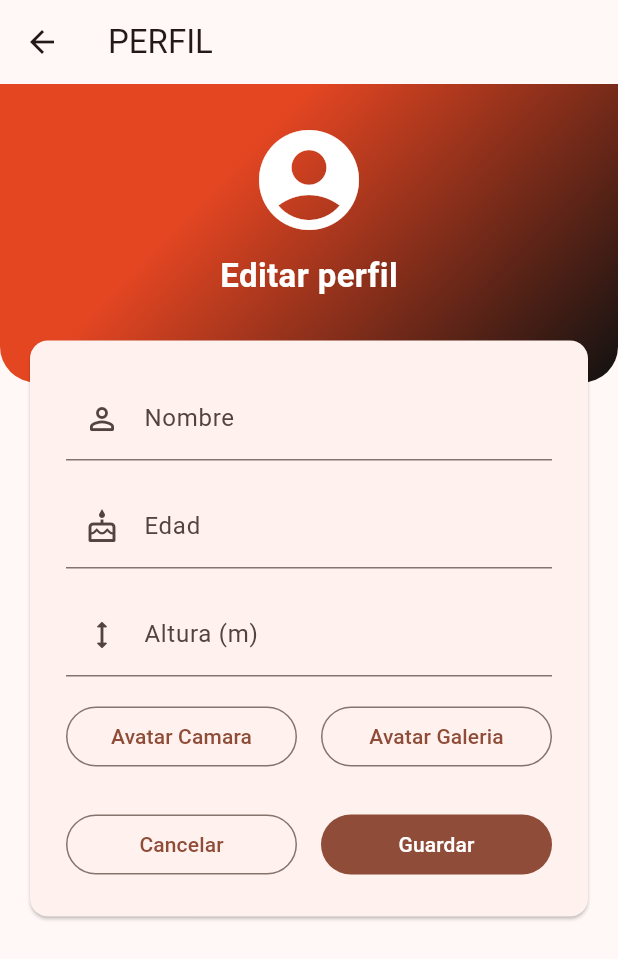
After one commit to AndrewRP06/proyecto_kania3, a Flutter app: the Editprofileview screen opened directly, on a phone screen of 412 x 824 dp. The commit adds this screen. Shown: the top 959 px of the screen. Run offline on Flutter 3.47's test engine with Material 3 defaults, Android fonts, the light colour scheme and no system bars; our stand-ins replace cloud_firestore, firebase_auth, firebase_core, firebase_storage, image_picker; accounts and stored records are empty.

Commit message:
Correciones de codigo

```diff
--- a/lib/Dataholder.dart
+++ b/lib/Dataholder.dart
@@ -1,17 +1,34 @@
 import 'package:firebase_auth/firebase_auth.dart';
 import 'package:cloud_firestore/cloud_firestore.dart';
+import 'package:firebase_storage/firebase_storage.dart';
+import 'package:image_picker/image_picker.dart';
+import 'ObjectsFirebase/Perfil.dart';
+
+class StorageAdmin {
+  final FirebaseStorage _storage = FirebaseStorage.instance;
+
+  Future<String> subirAvatar(XFile fichero) async {
+    final bytes = await fichero.readAsBytes();
+    final fileName = 'avatars/${DateTime.now().millisecondsSinceEpoch}.jpg';
+    final ref = _storage.ref().child(fileName);
+    final uploadTask = await ref.putData(bytes);
+    return await uploadTask.ref.getDownloadURL();
+  }
+}
 
 class Dataholder {
   static final Dataholder _instance = Dataholder._internal();
   factory Dataholder() => _instance;
+  static Dataholder get instance => _instance;
   Dataholder._internal();
 
   User? currentUser;
   Map<String, dynamic>? userData;
+  Perfil perfilUsuario = Perfil();
+  StorageAdmin storageadmin = StorageAdmin();
 
-
-
-  String get name => userData?['name'] ?? currentUser?.displayName ?? 'Piloto SWS';
+  // Convenience getters for user profile
+  String get name => perfilUsuario.name ?? userData?['name'] ?? currentUser?.displayName ?? 'Piloto SWS';
   String get email => userData?['email'] ?? currentUser?.email ?? '';
   String get swsId => userData?['swsId'] ?? 'ES-ITK-${currentUser?.uid.substring(0, 6).toUpperCase() ?? "000000"}';
   String get country => userData?['country'] ?? 'España';
@@ -22,15 +39,17 @@ class Dataholder {
   int get nationalRank => (userData?['nationalRank'] as num?)?.toInt() ?? 0;
   String get rankChange => userData?['rankChange'] ?? '+0 puestos';
 
+  // Load user data from Firestore or initialize default if document doesn't exist
   Future<void> loadUserData() async {
     currentUser = FirebaseAuth.instance.currentUser;
     if (currentUser != null) {
       try {
-        final docRef = FirebaseFirestore.instance.collection('users').doc(currentUser!.uid);
+        final docRef = FirebaseFirestore.instance.collection('Perfiles').doc(currentUser!.uid);
         final docSnap = await docRef.get();
 
         if (docSnap.exists && docSnap.data() != null) {
           userData = docSnap.data();
+          perfilUsuario = Perfil.fromFirestore(userData!, currentUser!.uid);
         } else {
           // Default profile for new user
           userData = {
@@ -40,6 +59,8 @@ class Dataholder {
             'email': currentUser!.email ?? '',
             'swsId': 'ES-ITK-${currentUser!.uid.substring(0, 6).toUpperCase()}',
             'country': 'España',
+            'edad': 25,
+            'altura': 1.75,
             'races': 0,
             'podiums': 0,
             'points': 0,
@@ -49,6 +70,7 @@ class Dataholder {
             'createdAt': FieldValue.serverTimestamp(),
           };
           await docRef.set(userData!);
+          perfilUsuario = Perfil.fromFirestore(userData!, currentUser!.uid);
         }
       } catch (e) {
         // Fallback in case of network issue
@@ -60,5 +82,6 @@ class Dataholder {
     await FirebaseAuth.instance.signOut();
     currentUser = null;
     userData = null;
+    perfilUsuario = Perfil();
   }
 }
--- /dev/null
+++ b/lib/ObjectsFirebase/Perfil.dart
@@ -0,0 +1,38 @@
+import 'package:flutter/material.dart';
+
+class Perfil {
+  String? uid;
+  String? name;
+  int? edad;
+  double? altura;
+  String? urlAvatar;
+  Image? avatar;
+
+  Perfil({
+    this.uid,
+    this.name,
+    this.edad,
+    this.altura,
+    this.urlAvatar,
+    this.avatar,
+  });
+
+  factory Perfil.fromFirestore(Map<String, dynamic> map, String docId) {
+    return Perfil(
+      uid: docId,
+      name: map['name'] as String?,
+      edad: (map['edad'] as num?)?.toInt(),
+      altura: (map['altura'] as num?)?.toDouble(),
+      urlAvatar: map['urlAvatar'] as String?,
+    );
+  }
+
+  Map<String, dynamic> toFirestore() {
+    return {
+      if (name != null) 'name': name,
+      if (edad != null) 'edad': edad,
+      if (altura != null) 'altura': altura,
+      if (urlAvatar != null) 'urlAvatar': urlAvatar,
+    };
+  }
+}
--- /dev/null
+++ b/lib/theme/AppTheme.dart
@@ -0,0 +1,32 @@
+import 'package:flutter/material.dart';
+
+class AppColores {
+  static const Color principal = Color(0xFFE54622);
+  static const Color oscuro = Color(0xFF111111);
+  static const Color cardOscuro = Color(0xFF1B1B1B);
+  static const Color error = Colors.redAccent;
+  static const Color sobrePrincipal = Colors.white;
+  static const Color sobrePrincipalSuave = Colors.white70;
+}
+
+class AppEspacios {
+  static const double xs = 4.0;
+  static const double sm = 8.0;
+  static const double md = 16.0;
+  static const double lg = 24.0;
+  static const double xl = 32.0;
+  static const double iconoGrande = 48.0;
+  static const double anchoFormulario = 400.0;
+}
+
+class AppTextos {
+  static const TextStyle tituloCabecera = TextStyle(
+    color: Colors.white,
+    fontSize: 22,
+    fontWeight: FontWeight.bold,
+  );
+}
+
+class AppRadios {
+  static const double cabecera = 24.0;
+}
--- /dev/null
+++ b/lib/views/EditProfile_view.dart
@@ -0,0 +1,324 @@
+import 'package:cloud_firestore/cloud_firestore.dart';
+import 'package:proyecto_kania/Dataholder.dart';
+import 'package:proyecto_kania/theme/AppTheme.dart';
+import 'package:firebase_auth/firebase_auth.dart';
+import 'package:flutter/material.dart';
+import 'package:image_picker/image_picker.dart';
+
+import '../ObjectsFirebase/Perfil.dart';
+
+/// Pantalla para editar el perfil. Es un StatefulWidget porque mientras se
+/// guarda cambia el estado (bGuardando) y hay que redibujar el botón.
+class Editprofileview extends StatefulWidget {
+  const Editprofileview({super.key});
+
+  @override
+  State<Editprofileview> createState() => _EditprofileviewState();
+}
+
+/// State de EditProfileView: controladores del formulario y métodos.
+class _EditprofileviewState extends State<Editprofileview> {
+  /// Clave del Form: permite validar todos los campos a la vez con validate().
+  final GlobalKey<FormState> formKey = GlobalKey<FormState>();
+
+  /// Controladores de los tres campos del formulario.
+  final TextEditingController nombreController = TextEditingController();
+  final TextEditingController edadController = TextEditingController();
+  final TextEditingController alturaController = TextEditingController();
+
+  /// Acceso a Cloud Firestore.
+  final FirebaseFirestore db = FirebaseFirestore.instance;
+
+  /// true mientras se está guardando en Firestore (desactiva el botón).
+  bool bGuardando = false;
+
+  /// Última imagen elegida con cámara o galería; se sube al guardar.
+  XFile? ficheroCargado;
+
+  /// Rellena los campos con los datos actuales del perfil.
+  @override
+  void initState() {
+    super.initState();
+    Perfil perfil = Dataholder.instance.perfilUsuario;
+    nombreController.text = perfil.name ?? "";
+    edadController.text = perfil.edad?.toString() ?? "";
+    alturaController.text = perfil.altura?.toString() ?? "";
+  }
+
+  /// Los controladores reservan recursos: hay que liberarlos al cerrar la pantalla.
+  @override
+  void dispose() {
+    nombreController.dispose();
+    edadController.dispose();
+    alturaController.dispose();
+    super.dispose();
+  }
+
+  /// Validador del nombre: no puede estar vacío.
+  String? validarNombre(String? valor) {
+    if (valor == null || valor.trim().isEmpty) return "Escribe tu nombre";
+    return null;
+  }
+
+  /// Validador de la edad: número entero entre 0 y 150.
+  String? validarEdad(String? valor) {
+    int? edad = int.tryParse(valor?.trim() ?? "");
+    if (edad == null) return "La edad debe ser un número entero";
+    if (edad < 0 || edad > 150) return "Edad no válida";
+    return null;
+  }
+
+  /// Validador de la altura: número decimal mayor que 0.
+  String? validarAltura(String? valor) {
+    double? altura = double.tryParse((valor ?? "").trim().replaceAll(",", "."));
+    if (altura == null) return "La altura debe ser un número";
+    if (altura <= 0) return "Altura no válida";
+    return null;
+  }
+
+  /// Botón "Guardar": valida, actualiza el perfil en Dataholder y en Firestore,
+  /// sube el avatar a Storage cuando hay imagen y vuelve a la pantalla anterior.
+  Future<void> clickGuardar() async {
+    if (!formKey.currentState!.validate()) return;
+
+    setState(() {
+      bGuardando = true;
+    });
+
+    Perfil perfil = Dataholder.instance.perfilUsuario;
+
+    if (ficheroCargado != null) {
+      perfil.urlAvatar =
+          await Dataholder.instance.storageadmin.subirAvatar(ficheroCargado!);
+    }
+
+    perfil.name = nombreController.text.trim();
+    perfil.edad = int.parse(edadController.text.trim());
+    perfil.altura =
+        double.parse(alturaController.text.trim().replaceAll(",", "."));
+
+    String uid = perfil.uid ?? FirebaseAuth.instance.currentUser!.uid;
+
+    try {
+      await db
+          .collection("Perfiles")
+          .doc(uid)
+          .set(perfil.toFirestore(), SetOptions(merge: true));
+      if (!mounted) return;
+      ScaffoldMessenger.of(context).showSnackBar(
+        const SnackBar(content: Text("Perfil actualizado")),
+      );
+      Navigator.pop(context);
+    } catch (error) {
+      if (!mounted) return;
+      setState(() {
+        bGuardando = false;
+      });
+      ScaffoldMessenger.of(context).showSnackBar(
+        SnackBar(
+            content: Text("No se pudo guardar: $error"),
+            backgroundColor: AppColores.error),
+      );
+    }
+  }
+
+  /// Cabecera verde con degradado, el icono del usuario y su email.
+  Widget crearCabecera() {
+    String email = FirebaseAuth.instance.currentUser?.email ?? "";
+    return Container(
+      width: double.infinity,
+      padding: EdgeInsets.fromLTRB(AppEspacios.lg, AppEspacios.lg, AppEspacios.lg,
+          AppEspacios.xl + AppEspacios.lg),
+      decoration: const BoxDecoration(
+        gradient: LinearGradient(
+          colors: [AppColores.principal, AppColores.oscuro],
+          begin: Alignment.topCenter,
+          end: Alignment.bottomRight,
+        ),
+        borderRadius:
+            BorderRadius.vertical(bottom: Radius.circular(AppRadios.cabecera)),
+      ),
+      child: Column(
+        children: [
+          crearAvatar(),
+          const SizedBox(height: AppEspacios.sm),
+          const Text("Editar perfil", style: AppTextos.tituloCabecera),
+          if (email.isNotEmpty) ...[
+            const SizedBox(height: AppEspacios.xs),
+            Text(email,
+                style: const TextStyle(color: AppColores.sobrePrincipalSuave)),
+          ],
+        ],
+      ),
+    );
+  }
+
+  /// Avatar de la cabecera.
+  Widget crearAvatar() {
+    Image? avatar = Dataholder.instance.perfilUsuario.avatar;
+    double tamano = AppEspacios.iconoGrande + AppEspacios.xl;
+    if (avatar == null) {
+      return Icon(Icons.account_circle_rounded,
+          size: tamano, color: AppColores.sobrePrincipal);
+    }
+    return ClipOval(
+      child: SizedBox(width: tamano, height: tamano, child: avatar),
+    );
+  }
+
+  /// Botón "Avatar Cámara"
+  void elegirAvatarCamara() async {
+    ImagePicker imagePicker = ImagePicker();
+
+    ficheroCargado = await imagePicker.pickImage(source: ImageSource.camera);
+    if (ficheroCargado == null) return;
+
+    final bytes = await ficheroCargado?.readAsBytes();
+    if (!mounted) return;
+    setState(() {
+      Dataholder.instance.perfilUsuario.avatar =
+          Image.memory(bytes!, fit: BoxFit.cover);
+    });
+  }
+
+  /// Botón "Avatar Galería"
+  void elegirAvatarGaleria() async {
+    ImagePicker imagePicker = ImagePicker();
+
+    ficheroCargado = await imagePicker.pickImage(source: ImageSource.gallery);
+    if (ficheroCargado == null) return;
+
+    final bytes = await ficheroCargado?.readAsBytes();
+    if (!mounted) return;
+    setState(() {
+      Dataholder.instance.perfilUsuario.avatar =
+          Image.memory(bytes!, fit: BoxFit.cover);
+    });
+  }
+
+  /// Dibuja la pantalla de edición.
+  @override
+  Widget build(BuildContext context) {
+    return Scaffold(
+      appBar: AppBar(
+        title: const Text("PERFIL"),
+      ),
+      body: SafeArea(
+        top: false,
+        child: SingleChildScrollView(
+          padding: const EdgeInsets.only(bottom: AppEspacios.xl),
+          child: Column(
+            children: [
+              crearCabecera(),
+              Center(
+                child: ConstrainedBox(
+                  constraints: const BoxConstraints(
+                      maxWidth: AppEspacios.anchoFormulario + AppEspacios.xl),
+                  child: Transform.translate(
+                    offset: const Offset(0, -AppEspacios.xl),
+                    child: Padding(
+                      padding: const EdgeInsets.symmetric(
+                          horizontal: AppEspacios.md),
+                      child: Card(
+                        child: Padding(
+                          padding: const EdgeInsets.all(AppEspacios.lg),
+                          child: Form(
+                            key: formKey,
+                            child: Column(
+                              crossAxisAlignment: CrossAxisAlignment.stretch,
+                              children: [
+                                TextFormField(
+                                  controller: nombreController,
+                                  validator: validarNombre,
+                                  textCapitalization: TextCapitalization.words,
+                                  textInputAction: TextInputAction.next,
+                                  decoration: const InputDecoration(
+                                      labelText: "Nombre",
+                                      prefixIcon:
+                                          Icon(Icons.person_outline_rounded)),
+                                ),
+                                const SizedBox(height: AppEspacios.md),
+                                TextFormField(
+                                  controller: edadController,
+                                  validator: validarEdad,
+                                  keyboardType: TextInputType.number,
+                                  textInputAction: TextInputAction.next,
+                                  decoration: const InputDecoration(
+                                      labelText: "Edad",
+                                      prefixIcon: Icon(Icons.cake_outlined)),
+                                ),
+                                const SizedBox(height: AppEspacios.md),
+                                TextFormField(
+                                  controller: alturaController,
+                                  validator: validarAltura,
+                                  keyboardType: const TextInputType.numberWithOptions(
+                                      decimal: true),
+                                  textInputAction: TextInputAction.done,
+                                  onFieldSubmitted: (_) => clickGuardar(),
+                                  decoration: const InputDecoration(
+                                      labelText: "Altura (m)",
+                                      prefixIcon: Icon(Icons.height_rounded)),
+                                ),
+                                const SizedBox(height: AppEspacios.md),
+                                Row(
+                                  children: [
+                                    Expanded(
+                                      child: OutlinedButton(
+                                        onPressed: elegirAvatarCamara,
+                                        child: const Text("Avatar Camara"),
+                                      ),
+                                    ),
+                                    const SizedBox(width: AppEspacios.md),
+                                    Expanded(
+                                      child: OutlinedButton(
+                                        onPressed: elegirAvatarGaleria,
+                                        child: const Text("Avatar Galeria"),
+                                      ),
+                                    ),
+                                  ],
+                                ),
+                                const SizedBox(height: AppEspacios.lg),
+                                Row(
+                                  children: [
+                                    Expanded(
+                                      child: OutlinedButton(
+                                        onPressed: bGuardando
+                                            ? null
+                                            : () => Navigator.pop(context),
+                                        child: const Text("Cancelar"),
+                                      ),
+                                    ),
+                                    const SizedBox(width: AppEspacios.md),
+                                    Expanded(
+                                      child: FilledButton(
+                                        onPressed:
+                                            bGuardando ? null : clickGuardar,
+                                        child: bGuardando
+                                            ? const SizedBox(
+                                                width: 20,
+                                                height: 20,
+                                                child: CircularProgressIndicator(
+                                                    strokeWidth: 2,
+                                                    color: AppColores
+                                                        .sobrePrincipal))
+                                            : const Text("Guardar"),
+                                      ),
+                                    ),
+                                  ],
+                                ),
+                              ],
+                            ),
+                          ),
+                        ),
+                      ),
+                    ),
+                  ),
+                ),
+              ),
+            ],
+          ),
+        ),
+      ),
+    );
+  }
+}
--- a/lib/views/perfil_view.dart
+++ b/lib/views/perfil_view.dart
@@ -1,5 +1,6 @@
 import 'package:flutter/material.dart';
 import 'package:proyecto_kania/Dataholder.dart';
+import 'EditProfile_view.dart';
 import 'login_view.dart';
 
 class PerfilView extends StatefulWidget {
@@ -82,7 +83,15 @@ class _PerfilViewState extends State<PerfilView> {
                       child: IconButton(
                         icon: const Icon(Icons.edit,
                             color: Colors.white, size: 18),
-                        onPressed: () {},
+                        onPressed: () async {
+                          await Navigator.push(
+                            context,
+                            MaterialPageRoute(
+                              builder: (context) => const Editprofileview(),
+                            ),
+                          );
+                          if (mounted) setState(() {});
+                        },
                       ),
                     ),
                   ],
--- a/pubspec.yaml
+++ b/pubspec.yaml
@@ -28,6 +28,7 @@ environment:
 # the latest version available on pub.dev. To see which dependencies have newer
 # versions available, run `flutter pub outdated`.
 dependencies:
+  image_picker: ^1.1.2
   flutter:
     sdk: flutter
 
```
Also changed, not shown: pubspec.lock, 5 other files.
